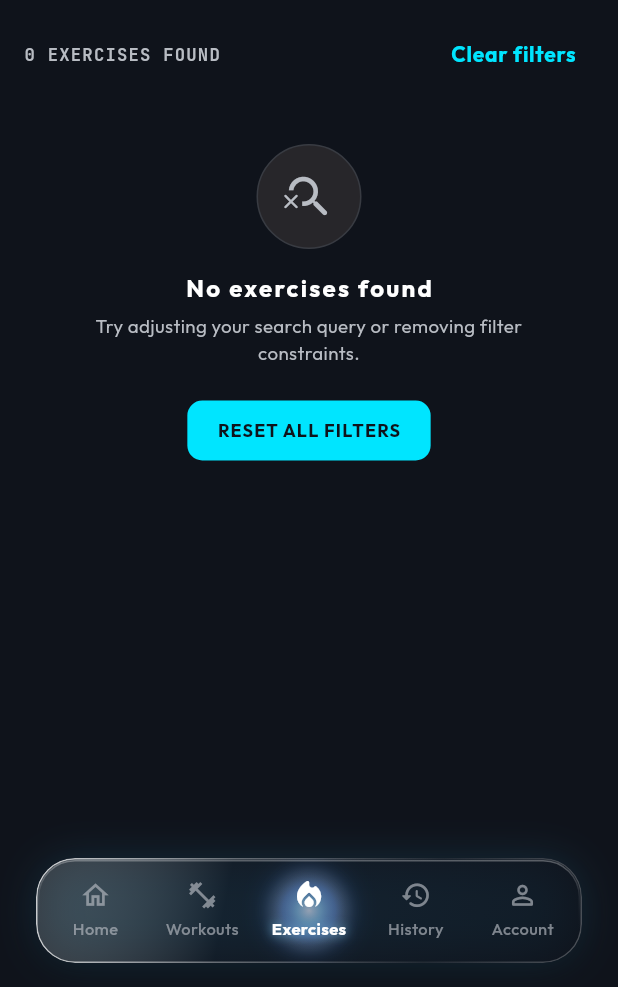
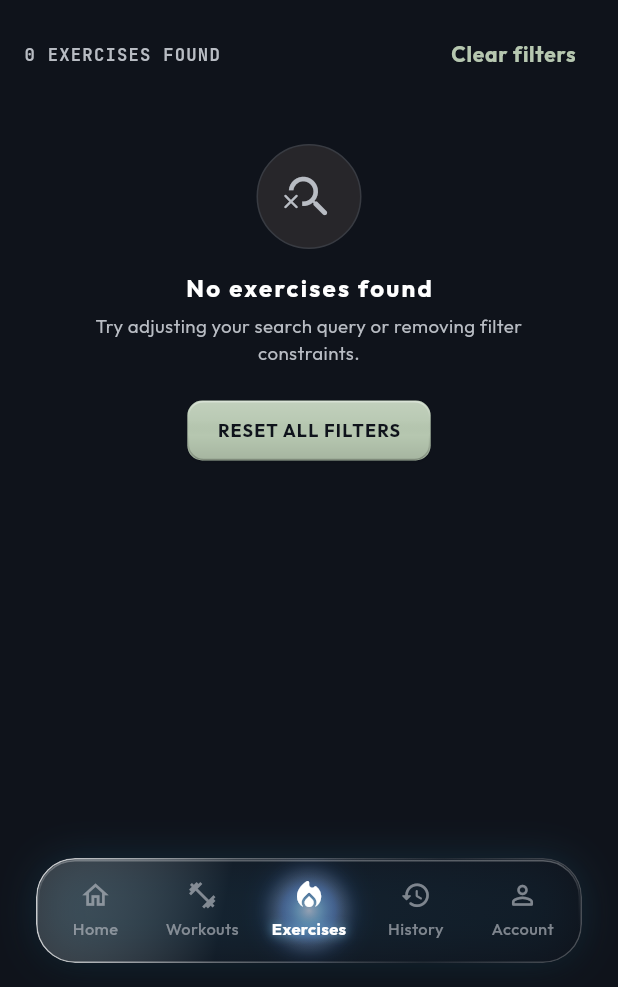
Before and after one commit to LuvyaNishad/GYM_APP, a Flutter app: the ExerciseLibraryScreen screen opened by its route, after a tap on "Custom", on a phone screen of 412 x 824 dp, the part 249-1236 px from its top. Run offline on Flutter 3.47's test engine with Material 3 defaults, Android fonts, the phone set to English and light mode, and no system bars; our stand-ins replace fl_chart, flutter_local_notifications, flutter_riverpod, freezed_annotation, go_router, hive_ce_flutter and 3 more; accounts and stored records are empty.

Commit message:
style(theme): apply muted sage palette, raised button surfaces, and glass card styling

```diff
--- a/lib/core/theme/app_colors.dart
+++ b/lib/core/theme/app_colors.dart
@@ -1,6 +1,6 @@
 import 'package:flutter/material.dart';
 
-/// Dark slate surfaces, neutral metrics, cyan actions, and amber warnings/dates.
+/// Dark slate surfaces, neutral metrics, sage actions, and amber warnings/dates.
 /// Foregrounds are opaque so captions remain readable over raised/glass cards.
 abstract final class AppColors {
   static const Color onyx = Color(0xFF0F131B);
@@ -29,10 +29,11 @@ abstract final class AppColors {
   static const Color glassWhiteStrong = Color(0x1AFFFFFF);
   static const Color glassBorder = Color(0x33383B42);
 
-  static const Color primary = Color(0xFF00E5FF);
+  static const Color primary = Color(0xFFB6C7B0);
   static const Color primaryDim = platinum;
   static const Color onPrimary = onyx;
   static const Color secondary = platinum;
+  static const Color personalRecord = platinum;
   static const Color purple = platinum;
   // Functional error state, bright enough for text on raised surfaces.
   static const Color danger = Color(0xFFFFB3B3);
--- /dev/null
+++ b/lib/core/theme/raised_button_surface.dart
@@ -0,0 +1,110 @@
+import 'package:flutter/material.dart';
+
+/// A shallow bevel over the button's own fill, preserving its semantic colour.
+/// Native buttons continue to own input, focus, ink feedback and disabled state.
+ButtonStyle withRaisedButtonSurface(ButtonStyle style) => style.copyWith(
+  backgroundBuilder: raisedButtonBackground,
+  elevation: WidgetStateProperty.resolveWith<double>(
+    (states) =>
+        states.contains(WidgetState.disabled) ||
+            states.contains(WidgetState.pressed)
+        ? 0
+        : 1,
+  ),
+  shadowColor: const WidgetStatePropertyAll(Color(0x50000000)),
+  surfaceTintColor: const WidgetStatePropertyAll(Colors.transparent),
+);
+
+Widget plainButtonBackground(
+  BuildContext context,
+  Set<WidgetState> states,
+  Widget? child,
+) => child ?? const SizedBox.shrink();
+
+Widget raisedButtonBackground(
+  BuildContext context,
+  Set<WidgetState> states,
+  Widget? child,
+) {
+  if (states.contains(WidgetState.disabled)) {
+    return child ?? const SizedBox.shrink();
+  }
+  final pressed = states.contains(WidgetState.pressed);
+  final button = context.widget;
+  final style = button is ButtonStyleButton ? button.style : null;
+  final themeStyle = switch (button) {
+    FilledButton() => FilledButtonTheme.of(context).style,
+    ElevatedButton() => ElevatedButtonTheme.of(context).style,
+    _ => null,
+  };
+  final shape =
+      style?.shape?.resolve(states) ??
+      themeStyle?.shape?.resolve(states) ??
+      const StadiumBorder();
+  return Ink(
+    decoration: ShapeDecoration(
+      shape: shape,
+      gradient: LinearGradient(
+        begin: Alignment.topCenter,
+        end: Alignment.bottomCenter,
+        colors: [
+          Colors.white.withValues(alpha: pressed ? .055 : .16),
+          Colors.white.withValues(alpha: pressed ? .02 : .05),
+          Colors.transparent,
+          Colors.black.withValues(alpha: pressed ? .045 : .095),
+        ],
+        stops: const [0, .33, .58, 1],
+      ),
+    ),
+    child: CustomPaint(
+      painter: _ButtonBevelPainter(
+        shape: shape,
+        pressed: pressed,
+        textDirection: Directionality.of(context),
+      ),
+      child: child,
+    ),
+  );
+}
+
+class _ButtonBevelPainter extends CustomPainter {
+  const _ButtonBevelPainter({
+    required this.shape,
+    required this.pressed,
+    required this.textDirection,
+  });
+
+  final OutlinedBorder shape;
+  final bool pressed;
+  final TextDirection textDirection;
+
+  @override
+  void paint(Canvas canvas, Size size) {
+    if (size.isEmpty) return;
+    final rect = Offset.zero & size;
+    final rim = Paint()
+      ..style = PaintingStyle.stroke
+      ..strokeWidth = 1
+      ..shader = LinearGradient(
+        begin: Alignment.topCenter,
+        end: Alignment.bottomCenter,
+        colors: [
+          Colors.white.withValues(alpha: pressed ? .18 : .42),
+          Colors.white.withValues(alpha: .06),
+          Colors.transparent,
+          Colors.black.withValues(alpha: pressed ? .12 : .24),
+        ],
+        stops: const [0, .24, .55, 1],
+      ).createShader(rect);
+    canvas.drawPath(
+      shape.getOuterPath(rect.deflate(.75), textDirection: textDirection),
+      rim,
+    );
+  }
+
+  @override
+  bool shouldRepaint(covariant _ButtonBevelPainter oldDelegate) =>
+      shape != oldDelegate.shape ||
+      pressed != oldDelegate.pressed ||
+      textDirection != oldDelegate.textDirection;
+}
--- a/lib/shared/widgets/glass_card.dart
+++ b/lib/shared/widgets/glass_card.dart
@@ -93,6 +93,7 @@ class GlassCard extends StatelessWidget {
     this.repaintBoundary = false,
     this.backgroundColor,
     this.gradient,
+    this.surfacePainter,
     this.borderColor,
     this.border = true,
     this.borderWidth = 1,
@@ -110,6 +111,9 @@ class GlassCard extends StatelessWidget {
   final bool repaintBoundary;
   final Color? backgroundColor;
   final Gradient? gradient;
+
+  /// Optional static light treatment above the surface tint, below content.
+  final CustomPainter? surfacePainter;
   final Color? borderColor;
   final bool border;
   final double borderWidth;
@@ -140,7 +144,6 @@ class GlassCard extends StatelessWidget {
           onTap: onTap,
           borderRadius: radius,
           child: Container(
-            padding: padding,
             decoration: BoxDecoration(
               borderRadius: radius,
               gradient:
@@ -160,7 +163,12 @@ class GlassCard extends StatelessWidget {
                     ],
                   ),
             ),
-            child: child,
+            child: surfacePainter == null
+                ? Padding(padding: padding, child: child)
+                : CustomPaint(
+                    painter: surfacePainter,
+                    child: Padding(padding: padding, child: child),
+                  ),
           ),
         ),
       ),
--- a/lib/shared/widgets/notched_header_painter.dart
+++ b/lib/shared/widgets/notched_header_painter.dart
@@ -1,4 +1,5 @@
 import 'package:flutter/material.dart';
+import '../../core/theme/app_colors.dart';
 
 /// Custom painter for the tactical notched card header with a protruding
 /// center notch tab and horizontal grab handle pill (inspired by Leon/RE4 HUD).
@@ -43,12 +44,12 @@ class NotchedHeaderPainter extends CustomPainter {
       ..style = PaintingStyle.fill;
 
     final strokePaint = Paint()
-      ..shader = const LinearGradient(
+      ..shader = LinearGradient(
         begin: Alignment.topLeft,
         end: Alignment.bottomRight,
         colors: [
           Color(0x66FFFFFF),
-          Color(0x2200E5FF),
+          AppColors.primary.withValues(alpha: .13),
           Color(0x55FFFFFF),
         ],
       ).createShader(rect)
```
Also changed, not shown: lib/core/theme/app_theme.dart (+7 -2 lines), lib/shared/widgets/leon_button.dart (+92 -35 lines), 2 other files.
